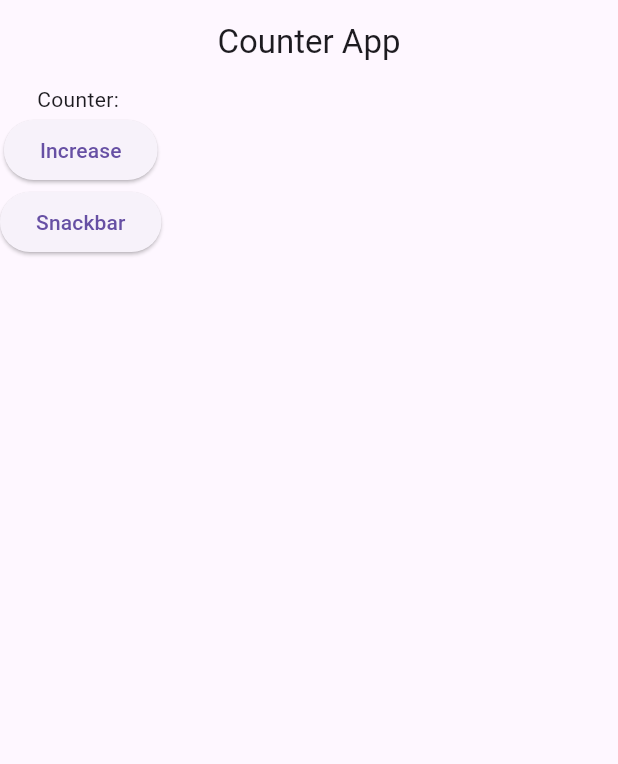
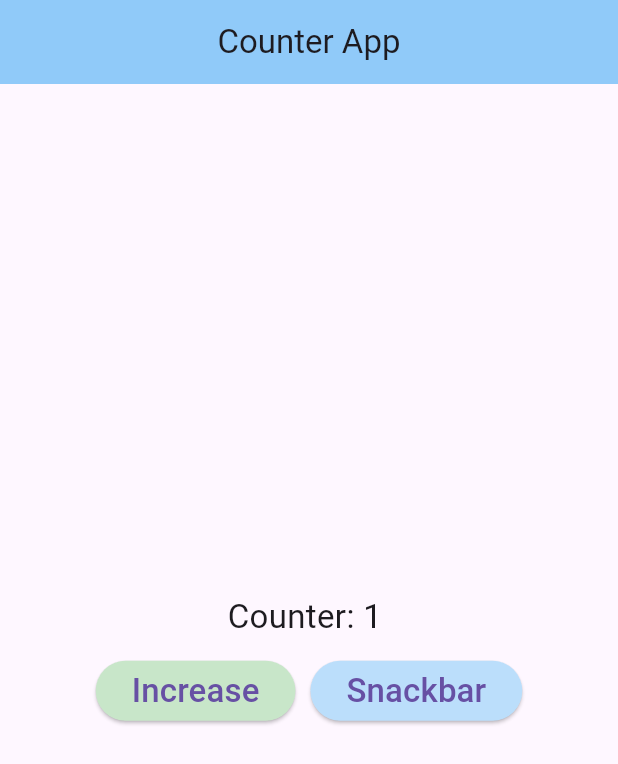
Before and after one commit to Majok-Bol/bloc_listener, a Flutter app: the screen it shows after launch, on a phone screen of 412 x 824 dp. Shown: the top 764 px of the screen. Run offline on Flutter 3.47's test engine with Material 3 defaults, Android fonts, the phone set to English and light mode, and no system bars; our stand-ins replace bloc, flutter_bloc.

Commit message:
added appbar background color

```diff
--- a/lib/features/counter/bloc/ui/counter_page.dart
+++ b/lib/features/counter/bloc/ui/counter_page.dart
@@ -18,6 +18,8 @@ class _CounterPageState extends State<CounterPage> {
     super.initState();
   }
 
+  int val = 0;
+
   //create instance of block
   final counterBloc = CounterBloc();
   @override
@@ -30,21 +32,46 @@ class _CounterPageState extends State<CounterPage> {
             context,
           ).showSnackBar(SnackBar(content: Text('SnackBar message')));
         } else if (state is CounterIncrementState) {
-          setState(() {});
+          setState(() {
+            val = val + 1;
+          });
         }
         // TODO: implement listener
       },
       child: Scaffold(
-        appBar: AppBar(title: Text('Counter App'), centerTitle: true),
+        appBar: AppBar(
+          title: Text('Counter App'),
+          centerTitle: true,
+          backgroundColor: Colors.blue.shade200,
+        ),
         body: Column(
+          mainAxisAlignment: MainAxisAlignment.center,
           children: [
-            Text('Counter: '),
-            ElevatedButton(onPressed: () {}, child: Text('Increase')),
-            ElevatedButton(
-              onPressed: () {
-                counterBloc.add(CounterSnackBarEvent());
-              },
-              child: Text('Snackbar'),
+            Text('Counter: $val ', style: TextStyle(fontSize: 22)),
+            const SizedBox(height: 10),
+            Row(
+              mainAxisAlignment: MainAxisAlignment.center,
+              children: [
+                ElevatedButton(
+                  onPressed: () {
+                    counterBloc.add(CounterIncrementEvent(val: val));
+                  },
+                  style: ElevatedButton.styleFrom(
+                    backgroundColor: Colors.green.shade100,
+                  ),
+                  child: Text('Increase', style: TextStyle(fontSize: 22)),
+                ),
+                const SizedBox(width: 10),
+                ElevatedButton(
+                  onPressed: () {
+                    counterBloc.add(CounterSnackBarEvent());
+                  },
+                  style: ElevatedButton.styleFrom(
+                    backgroundColor: Colors.blue.shade100,
+                  ),
+                  child: Text('Snackbar', style: TextStyle(fontSize: 22)),
+                ),
+              ],
             ),
           ],
         ),
--- a/lib/main.dart
+++ b/lib/main.dart
@@ -10,6 +10,6 @@ class MyApp extends StatelessWidget {
 
   @override
   Widget build(BuildContext context) {
-    return MaterialApp(home: CounterPage());
+    return MaterialApp(debugShowCheckedModeBanner: false, home: CounterPage());
   }
 }
```
